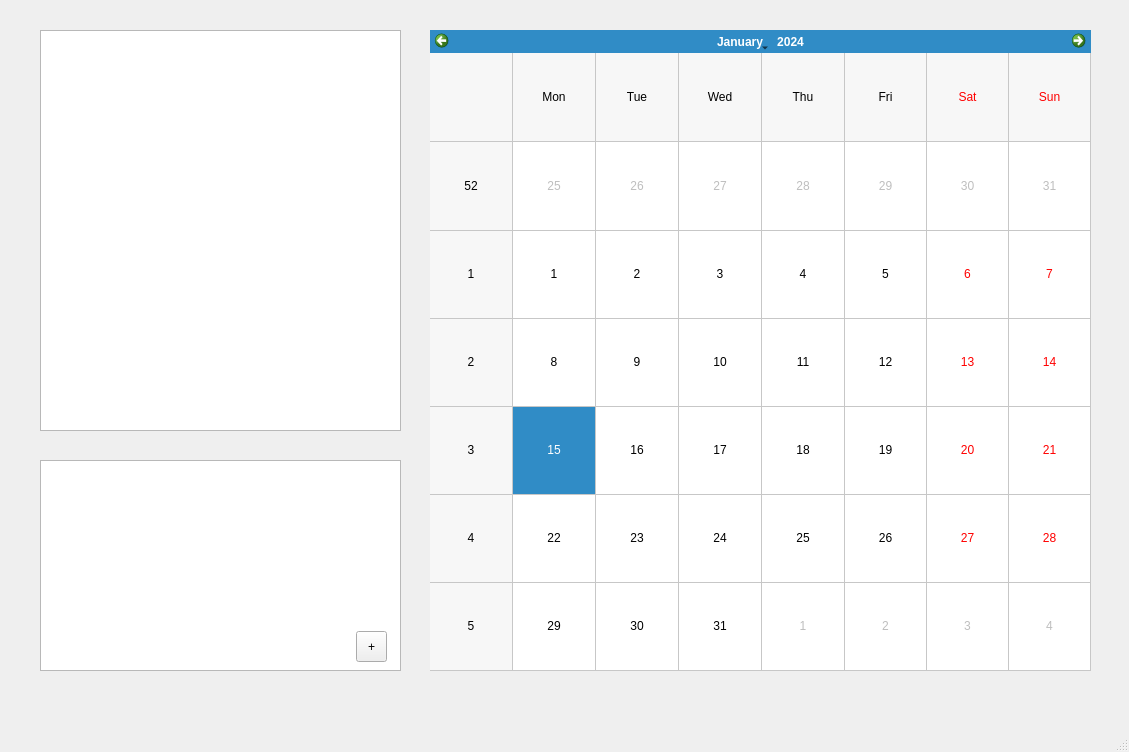
First picture: the form in main.ui, repository MicahNE/ForecastApp, before the edit.
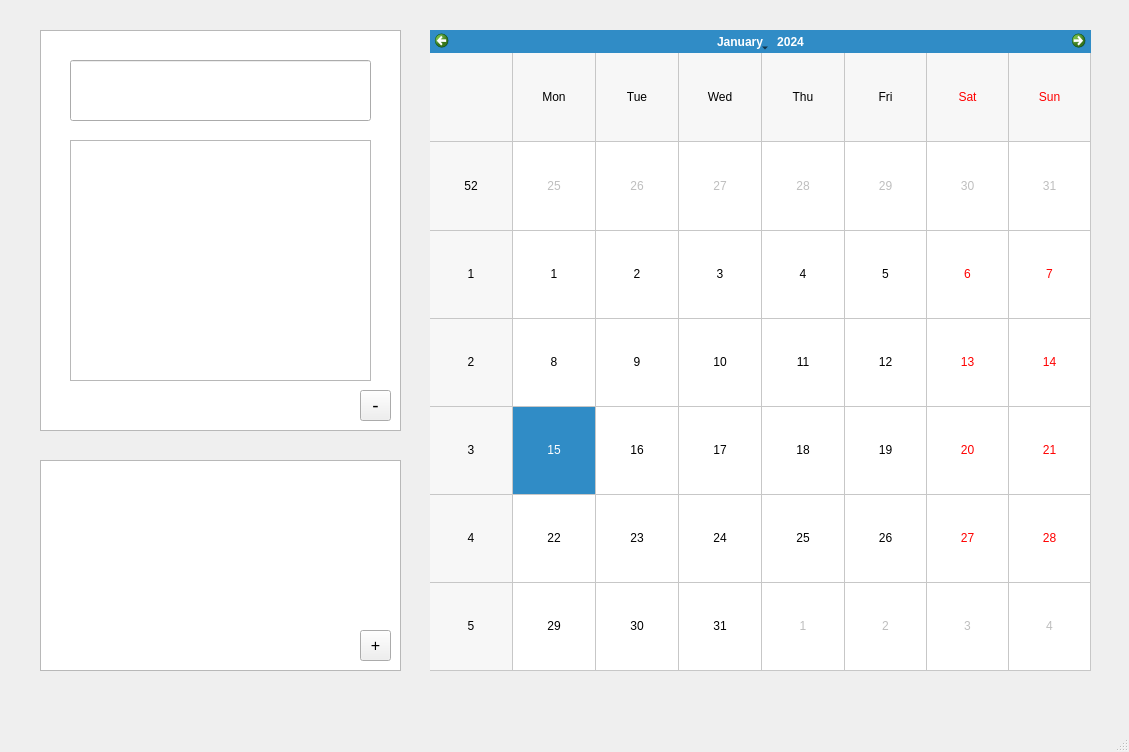
Second picture: the form after the edit.

The edit to the form file:
```diff
--- a/main.ui
+++ b/main.ui
@@ -10,9 +10,18 @@
     <height>752</height>
    </rect>
   </property>
+  <property name="sizePolicy">
+   <sizepolicy hsizetype="Expanding" vsizetype="Expanding">
+    <horstretch>0</horstretch>
+    <verstretch>0</verstretch>
+   </sizepolicy>
+  </property>
   <property name="windowTitle">
    <string>MainWindow</string>
   </property>
+  <property name="documentMode">
+   <bool>false</bool>
+  </property>
   <widget class="QWidget" name="centralwidget">
    <widget class="QCalendarWidget" name="calendarWidget">
     <property name="geometry">
@@ -52,12 +61,17 @@
    <widget class="QToolButton" name="todolistedit_toolButton">
     <property name="geometry">
      <rect>
-      <x>356</x>
-      <y>631</y>
+      <x>360</x>
+      <y>630</y>
       <width>31</width>
       <height>31</height>
      </rect>
     </property>
+    <property name="font">
+     <font>
+      <pointsize>12</pointsize>
+     </font>
+    </property>
     <property name="cursor">
      <cursorShape>PointingHandCursor</cursorShape>
     </property>
@@ -84,6 +98,75 @@
      </rect>
     </property>
    </widget>
+   <widget class="QLineEdit" name="quickEventTitle">
+    <property name="geometry">
+     <rect>
+      <x>70</x>
+      <y>60</y>
+      <width>301</width>
+      <height>61</height>
+     </rect>
+    </property>
+    <property name="font">
+     <font>
+      <pointsize>17</pointsize>
+     </font>
+    </property>
+    <property name="alignment">
+     <set>Qt::AlignCenter</set>
+    </property>
+    <property name="readOnly">
+     <bool>true</bool>
+    </property>
+   </widget>
+   <widget class="QPlainTextEdit" name="quickEventDesc">
+    <property name="geometry">
+     <rect>
+      <x>70</x>
+      <y>140</y>
+      <width>301</width>
+      <height>241</height>
+     </rect>
+    </property>
+    <property name="font">
+     <font>
+      <pointsize>12</pointsize>
+     </font>
+    </property>
+    <property name="readOnly">
+     <bool>true</bool>
+    </property>
+   </widget>
+   <widget class="QToolButton" name="deleteEventButton">
+    <property name="geometry">
+     <rect>
+      <x>360</x>
+      <y>390</y>
+      <width>31</width>
+      <height>31</height>
+     </rect>
+    </property>
+    <property name="font">
+     <font>
+      <pointsize>14</pointsize>
+     </font>
+    </property>
+    <property name="cursor">
+     <cursorShape>PointingHandCursor</cursorShape>
+    </property>
+    <property name="text">
+     <string>-</string>
+    </property>
+    <property name="iconSize">
+     <size>
+      <width>40</width>
+      <height>40</height>
+     </size>
+    </property>
+    <property name="checkable">
+     <bool>false</bool>
+    </property>
+   </widget>
   </widget>
   <widget class="QMenuBar" name="menubar">
    <property name="geometry">
```
Left out of the diff: 2 changed lines with no effect on the pictures.
